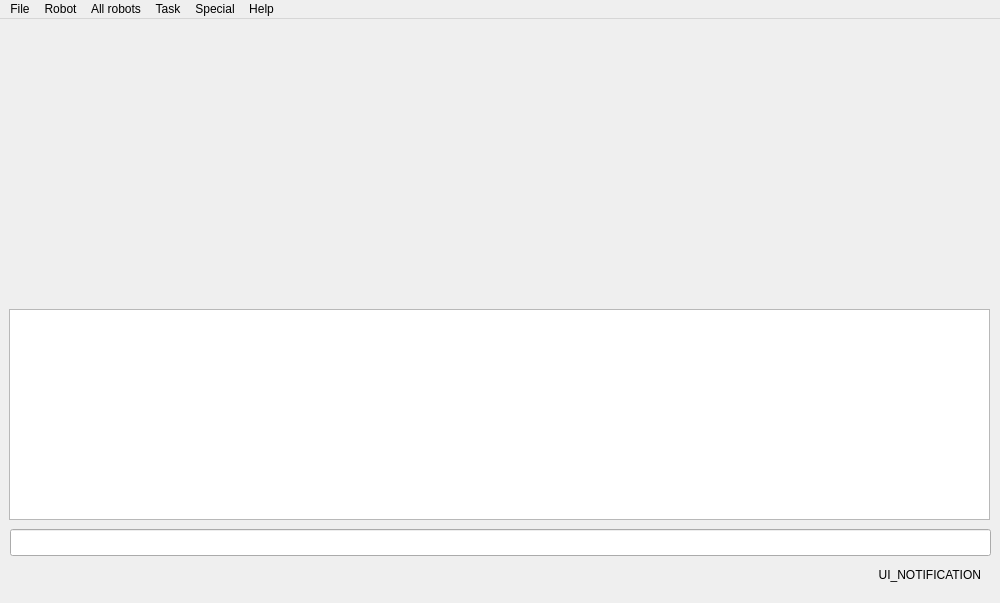
Old version of the form src/ui-qt-yoyek/mainwindow.ui in the repository ptroja/mrrocpp.
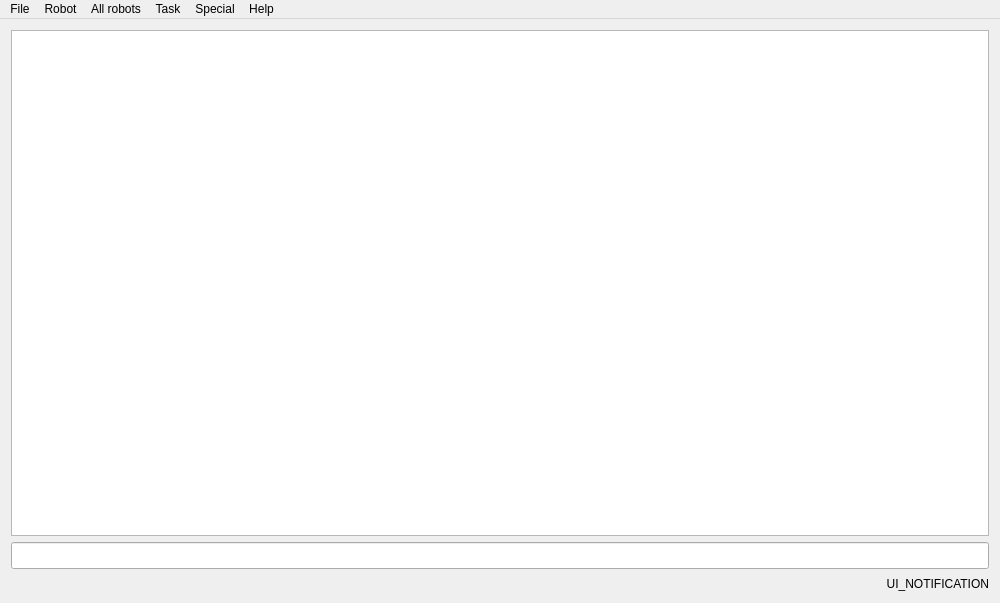
New version of the form.

Commit message: ui-qt layout added

Diff of the .ui file:
```diff
--- a/src/ui-qt-yoyek/mainwindow.ui
+++ b/src/ui-qt-yoyek/mainwindow.ui
@@ -10,18 +10,24 @@
     <height>603</height>
    </rect>
   </property>
+  <property name="minimumSize">
+   <size>
+    <width>250</width>
+    <height>300</height>
+   </size>
+  </property>
   <property name="windowTitle">
    <string>MainWindow</string>
   </property>
   <widget class="QWidget" name="centralWidget">
+   <layout class="QGridLayout" name="gridLayout">
+    <item row="0" column="0">
    <widget class="QPlainTextEdit" name="plainTextEdit_sr">
-    <property name="geometry">
-     <rect>
-      <x>9</x>
-      <y>290</y>
-      <width>981</width>
-      <height>211</height>
-     </rect>
+      <property name="minimumSize">
+       <size>
+        <width>200</width>
+        <height>100</height>
+       </size>
     </property>
     <property name="font">
      <font>
@@ -30,14 +36,24 @@
      </font>
     </property>
    </widget>
+    </item>
+    <item row="1" column="0">
+     <widget class="QLineEdit" name="Position_lineEdit">
+      <property name="minimumSize">
+       <size>
+        <width>200</width>
+        <height>27</height>
+       </size>
+      </property>
+     </widget>
+    </item>
+    <item row="2" column="0">
    <widget class="QLabel" name="notification_label">
-    <property name="geometry">
-     <rect>
-      <x>840</x>
-      <y>540</y>
-      <width>141</width>
-      <height>31</height>
-     </rect>
+      <property name="minimumSize">
+       <size>
+        <width>200</width>
+        <height>17</height>
+       </size>
     </property>
     <property name="text">
      <string>UI_NOTIFICATION</string>
@@ -46,16 +62,8 @@
      <set>Qt::AlignRight|Qt::AlignTrailing|Qt::AlignVCenter</set>
     </property>
    </widget>
-   <widget class="QLineEdit" name="Position_lineEdit">
-    <property name="geometry">
-     <rect>
-      <x>10</x>
-      <y>510</y>
-      <width>981</width>
-      <height>27</height>
-     </rect>
-    </property>
-   </widget>
+    </item>
+   </layout>
   </widget>
   <widget class="QMenuBar" name="menuBar">
    <property name="geometry">
```
Lines whose indentation alone changed are shown as unchanged.
